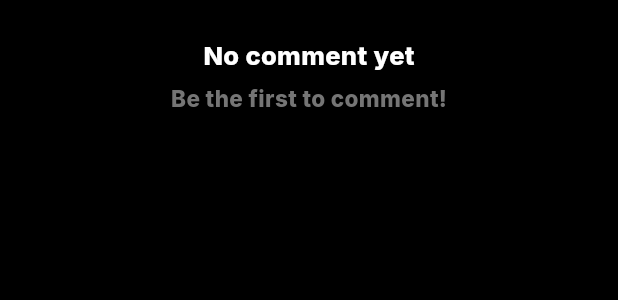
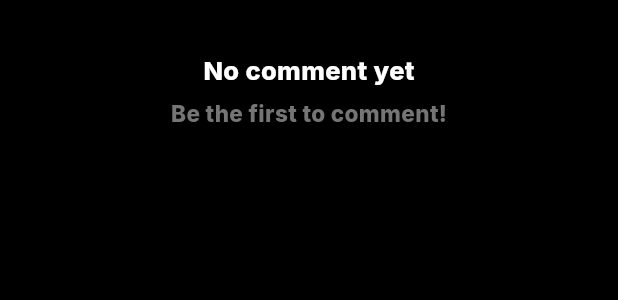
Before and after one commit to Tho100/revent, a Flutter app: the VentCommentsListView widget shown alone on an empty page, opened directly with empty values, on a phone screen of 412 x 824 dp. Shown: the top 300 px of the screen. Run offline on Flutter 3.47's test engine with Material 3 defaults, Android fonts, the phone set to English and light mode, and no system bars; our stand-ins replace flutter_dotenv, flutter_native_image, get_it, google_fonts; missing offline and left inert: dynamic_height_grid_view, image_picker_plus, mysql_client.

Commit message:
Minor UI changes

```diff
--- a/lib/pages/post_comment_page.dart
+++ b/lib/pages/post_comment_page.dart
@@ -78,6 +78,7 @@ class PostCommentPageState extends State<PostCommentPage> {
             fontSize: 16
           ),
           decoration: InputDecoration(
+            counterText: '',
             hintStyle: GoogleFonts.inter(
               color: ThemeColor.thirdWhite,
               fontWeight: FontWeight.w800,
--- a/lib/widgets/vent_widgets/comments/vent_comments_listview.dart
+++ b/lib/widgets/vent_widgets/comments/vent_comments_listview.dart
@@ -28,7 +28,7 @@ class VentCommentsListView extends StatelessWidget {
 
   Widget _buildOnEmpty() {
     return Padding(
-      padding: const EdgeInsets.only(top: 25),
+      padding: const EdgeInsets.only(top: 35),
       child: EmptyPage().headerCustomMessage(
         header: 'No comment yet',
         subheader: 'Be the first to comment!'
```
